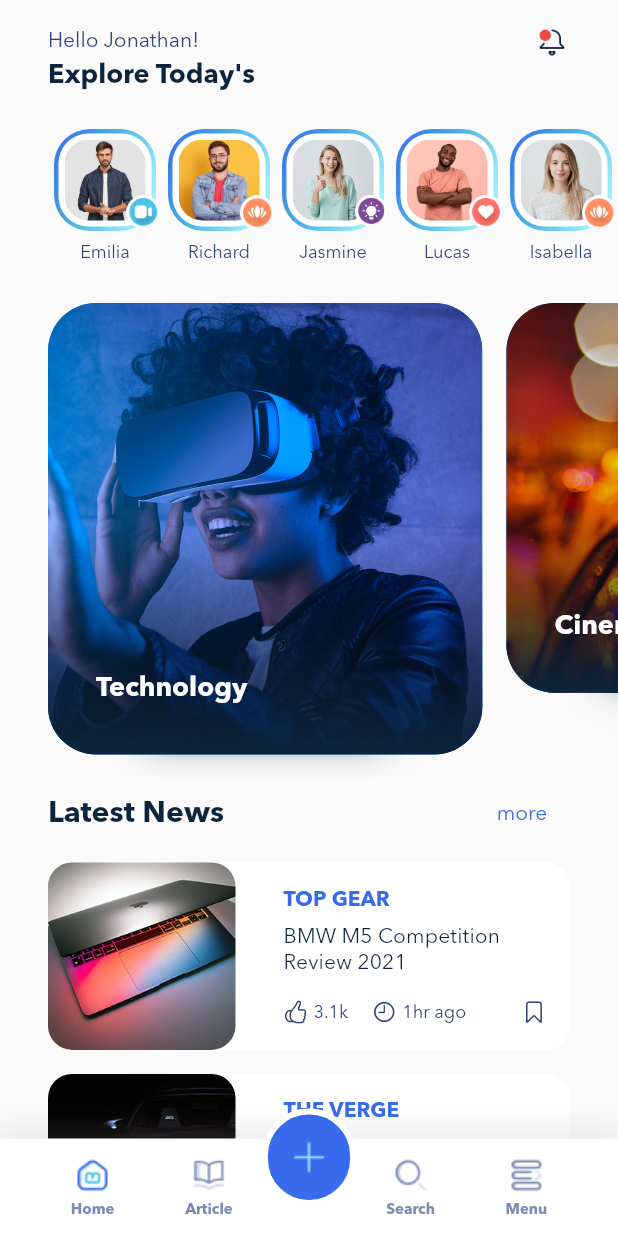
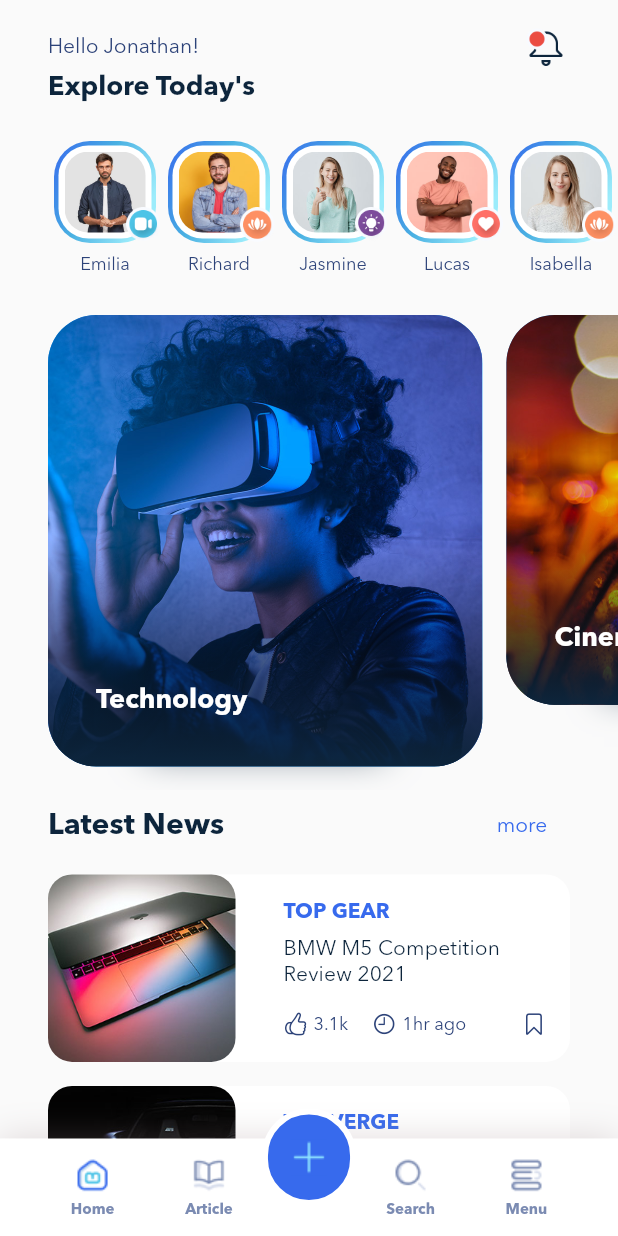
Before and after one commit to Ghazal-Jamalzadeh/blogUI, a Flutter app: the screen it shows after launch, on a phone screen of 412 x 824 dp. Run offline on Flutter 3.47's test engine with Material 2 defaults, Android fonts, the phone set to English and light mode, and no system bars; our stand-ins replace flutter_svg; generated files the repository leaves out were written again.

Commit message:
assets and svg library

```diff
--- a/lib/main.dart
+++ b/lib/main.dart
@@ -1,11 +1,12 @@
 import 'package:blogui/carousel/carousel_slider.dart';
 import 'package:blogui/data.dart';
+import 'package:blogui/gen/assets.gen.dart';
+import 'package:blogui/gen/fonts.gen.dart';
 import 'package:flutter/cupertino.dart';
 import 'package:flutter/material.dart';
 import 'package:flutter/services.dart';
 
 void main() {
-
   /* تغییر رنگ استاتوس بار و نویگیشن گوشی در اپ فلاتزی */
   SystemChrome.setSystemUIOverlayStyle(const SystemUiOverlayStyle(
       statusBarColor: Colors.white,
@@ -19,7 +20,7 @@ void main() {
 class MyApp extends StatelessWidget {
   const MyApp({super.key});
 
-  static const String defaultFontFamily = 'Avenir';
+  // static const String defaultFontFamily = 'Avenir';
 
   // This widget is the root of your application.
   @override
@@ -39,37 +40,37 @@ class MyApp extends StatelessWidget {
                   textStyle: MaterialStateProperty.all(const TextStyle(
             fontSize: 14,
             fontWeight: FontWeight.w400,
-            fontFamily: defaultFontFamily,
+            fontFamily: FontFamily.avenir,
           )))),
           textTheme: const TextTheme(
             subtitle1: TextStyle(
-              fontFamily: defaultFontFamily,
+              fontFamily: FontFamily.avenir,
               color: secondaryTextColor,
               fontSize: 14,
             ),
             headline6: TextStyle(
-              fontFamily: defaultFontFamily,
+              fontFamily: FontFamily.avenir,
               fontWeight: FontWeight.bold,
               color: primaryTextColor,
               fontSize: 18,
             ),
             headline5: TextStyle(
-                fontFamily: defaultFontFamily,
+                fontFamily: FontFamily.avenir,
                 fontSize: 20,
                 fontWeight: FontWeight.w700,
                 color: primaryTextColor),
             bodyText2: TextStyle(
-              fontFamily: defaultFontFamily,
+              fontFamily: FontFamily.avenir,
               color: secondaryTextColor,
               fontSize: 12,
             ),
             subtitle2: TextStyle(
-                fontFamily: defaultFontFamily,
+                fontFamily: FontFamily.avenir,
                 color: primaryTextColor,
                 fontWeight: FontWeight.w400,
                 fontSize: 14),
             caption: TextStyle(
-                fontFamily: defaultFontFamily,
+                fontFamily: FontFamily.avenir,
                 fontWeight: FontWeight.w700,
                 color: Color(0xff7B8BB2),
                 fontSize: 10),
@@ -108,15 +109,8 @@ class HomeScreen extends StatelessWidget {
                 child: Row(
                   mainAxisAlignment: MainAxisAlignment.spaceBetween,
                   children: [
-                    Text(
-                      'Hello Jonathan!',
-                      style: themeData.textTheme.subtitle1,
-                    ),
-                    Image.asset(
-                      'assets/img/icons/notification.png',
-                      width: 24,
-                      height: 24,
-                    ),
+                    Text('Hello Jonathan!', style: themeData.textTheme.subtitle1,),
+                    Assets.img.icons.notification.image(width: 32 , height: 32 ),
                   ],
                 ),
               ),
@@ -436,7 +430,7 @@ class _Post extends StatelessWidget {
                     post.caption,
                     style: const TextStyle(
                       fontWeight: FontWeight.w700,
-                      fontFamily: MyApp.defaultFontFamily,
+                      fontFamily:FontFamily.avenir,
                       fontSize: 14,
                       color: Color(0xff376AED),
                     ),
--- a/pubspec.yaml
+++ b/pubspec.yaml
@@ -36,10 +36,13 @@ dependencies:
   # The following adds the Cupertino Icons font to your application.
   # Use with the CupertinoIcons class for iOS style icons.
   cupertino_icons: ^1.0.2
+  flutter_svg: ^1.1.6
 
 dev_dependencies:
   flutter_test:
     sdk: flutter
+  build_runner:
+  flutter_gen_runner:
 
   # The "flutter_lints" package below contains a set of recommended lints to
   # encourage good coding practices. The lint set provided by the package is
@@ -100,3 +103,6 @@ flutter:
   #
   # For details regarding fonts from package dependencies,
   # see https://flutter.dev/custom-fonts/#from-packages
+flutter_gen:
+  integrations:
+    flutter_svg: true
```
Also changed, not shown: pubspec.lock, 1 other file.
